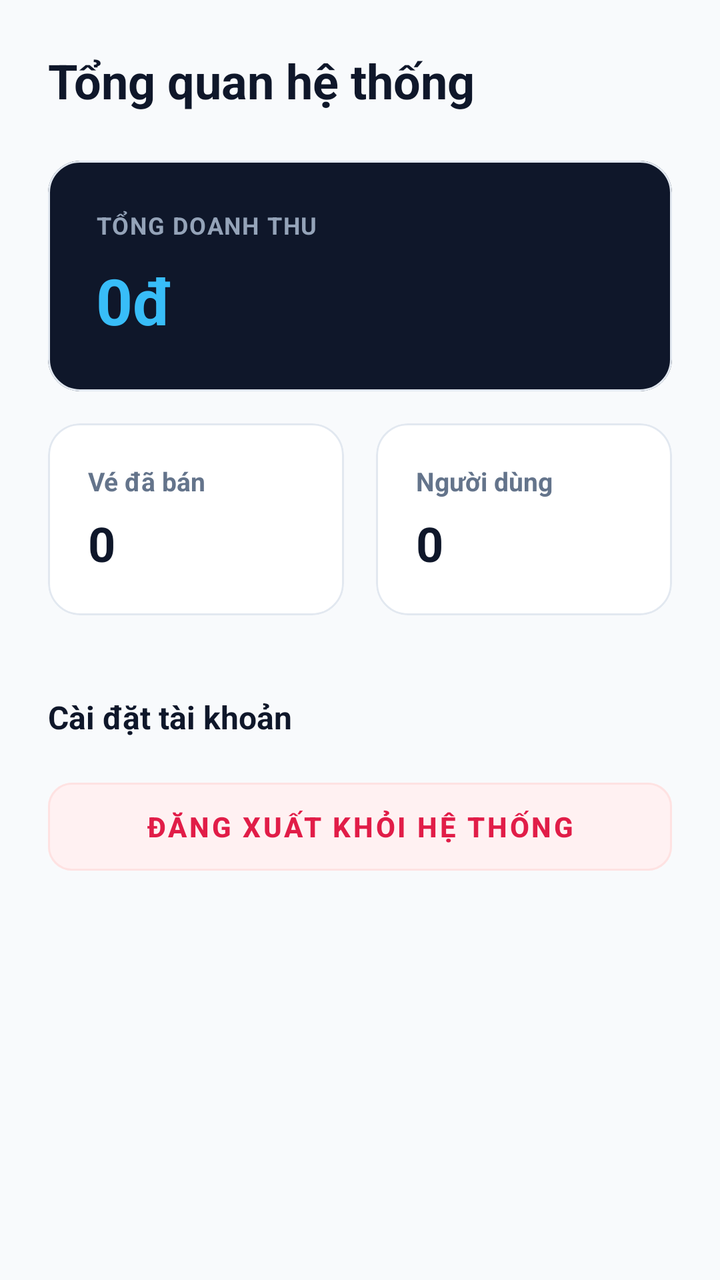
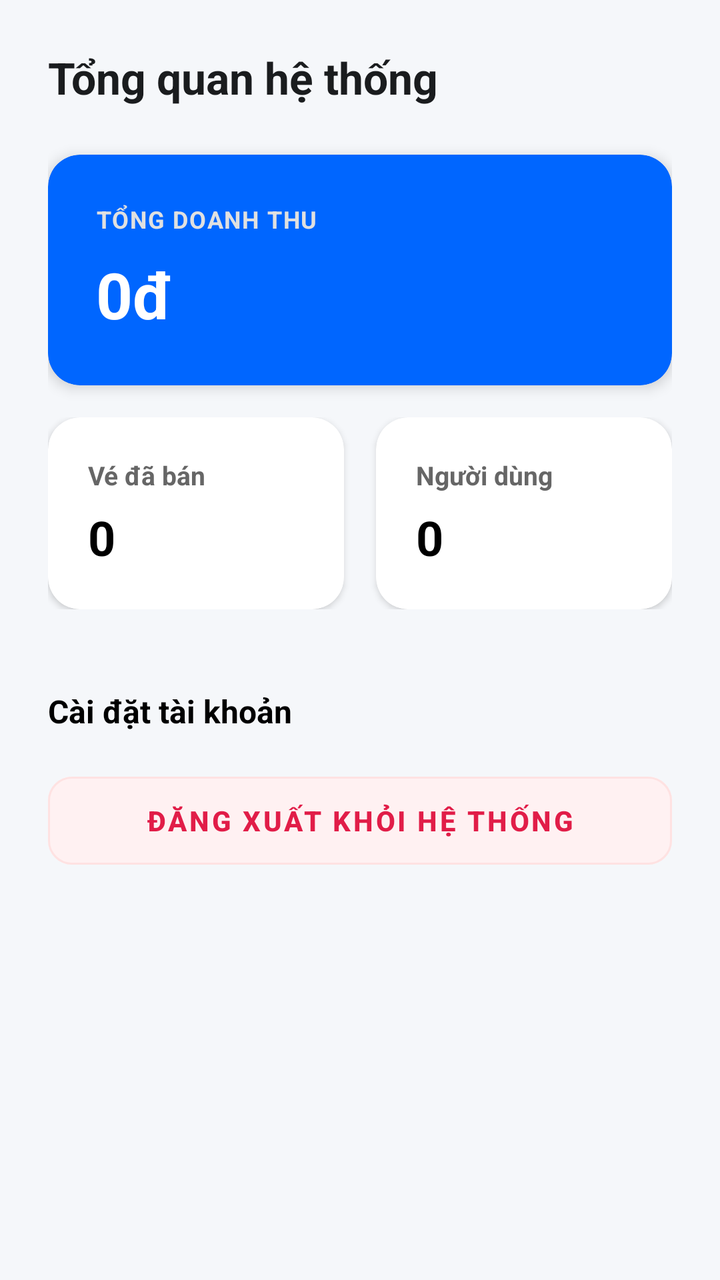

Two renders of the same Android screen: before a commit and after it. Below are the layout's source before the change and the commit's diff.
<!-- AndroidManifest.xml: application theme Theme.Event_management -->
<!-- res/layout/fragment_admin_dashboard.xml -->
<?xml version="1.0" encoding="utf-8"?>
<ScrollView xmlns:android="http://schemas.android.com/apk/res/android"
    xmlns:app="http://schemas.android.com/apk/res-auto"
    android:layout_width="match_parent"
    android:layout_height="match_parent"
    android:background="#F8FAFC"
    android:scrollbars="none">

    <LinearLayout
        android:layout_width="match_parent"
        android:layout_height="wrap_content"
        android:orientation="vertical"
        android:padding="24dp">

        <TextView
            android:layout_width="wrap_content"
            android:layout_height="wrap_content"
            android:text="Tổng quan hệ thống"
            android:textSize="24sp"
            android:textStyle="bold"
            android:textColor="#0F172A"
            android:layout_marginBottom="24dp"/>

        <com.google.android.material.card.MaterialCardView
            android:layout_width="match_parent"
            android:layout_height="wrap_content"
            android:layout_marginBottom="16dp"
            app:cardCornerRadius="16dp"
            app:cardElevation="0dp"
            app:strokeWidth="1dp"
            app:strokeColor="#E2E8F0"
            app:cardBackgroundColor="#0F172A"> <LinearLayout
            android:layout_width="match_parent"
            android:layout_height="wrap_content"
            android:orientation="vertical"
            android:padding="24dp">
            <TextView
                android:layout_width="wrap_content"
                android:layout_height="wrap_content"
                android:text="TỔNG DOANH THU"
                android:textColor="#94A3B8"
                android:textStyle="bold"
                android:textSize="12sp"
                android:letterSpacing="0.05"/>
            <TextView
                android:id="@+id/tvAdminTotalRevenue"
                android:layout_width="wrap_content"
                android:layout_height="wrap_content"
                android:text="0đ"
                android:textSize="32sp"
                android:textStyle="bold"
                android:textColor="#38BDF8"
                android:layout_marginTop="8dp"/>
        </LinearLayout>
        </com.google.android.material.card.MaterialCardView>

        <LinearLayout
            android:layout_width="match_parent"
            android:layout_height="wrap_content"
            android:orientation="horizontal">

            <com.google.android.material.card.MaterialCardView
                android:layout_width="0dp"
                android:layout_height="wrap_content"
                android:layout_weight="1"
                android:layout_marginEnd="8dp"
                app:cardCornerRadius="16dp"
                app:cardElevation="0dp"
                app:strokeWidth="1dp"
                app:strokeColor="#E2E8F0"
                app:cardBackgroundColor="#FFFFFF">
                <LinearLayout
                    android:layout_width="match_parent"
                    android:layout_height="wrap_content"
                    android:orientation="vertical"
                    android:padding="20dp">
                    <TextView
                        android:layout_width="wrap_content"
                        android:layout_height="wrap_content"
                        android:text="Vé đã bán"
                        android:textColor="#64748B"
                        android:textStyle="bold"
                        android:textSize="13sp"/>
                    <TextView
                        android:id="@+id/tvAdminTotalTickets"
                        android:layout_width="wrap_content"
                        android:layout_height="wrap_content"
                        android:text="0"
                        android:textSize="24sp"
                        android:textStyle="bold"
                        android:textColor="#0F172A"
                        android:layout_marginTop="6dp"/>
                </LinearLayout>
            </com.google.android.material.card.MaterialCardView>

            <com.google.android.material.card.MaterialCardView
                android:layout_width="0dp"
                android:layout_height="wrap_content"
                android:layout_weight="1"
                android:layout_marginStart="8dp"
                app:cardCornerRadius="16dp"
                app:cardElevation="0dp"
                app:strokeWidth="1dp"
                app:strokeColor="#E2E8F0"
                app:cardBackgroundColor="#FFFFFF">
                <LinearLayout
                    android:layout_width="match_parent"
                    android:layout_height="wrap_content"
                    android:orientation="vertical"
                    android:padding="20dp">
                    <TextView
                        android:layout_width="wrap_content"
                        android:layout_height="wrap_content"
                        android:text="Người dùng"
                        android:textColor="#64748B"
                        android:textStyle="bold"
                        android:textSize="13sp"/>
                    <TextView
                        android:id="@+id/tvAdminTotalUsers"
                        android:layout_width="wrap_content"
                        android:layout_height="wrap_content"
                        android:text="0"
                        android:textSize="24sp"
                        android:textStyle="bold"
                        android:textColor="#0F172A"
                        android:layout_marginTop="6dp"/>
                </LinearLayout>
            </com.google.android.material.card.MaterialCardView>
        </LinearLayout>

        <TextView
            android:layout_width="wrap_content"
            android:layout_height="wrap_content"
            android:text="Cài đặt tài khoản"
            android:textSize="16sp"
            android:textStyle="bold"
            android:textColor="#0F172A"
            android:layout_marginTop="40dp"
            android:layout_marginBottom="16dp"/>

        <com.google.android.material.button.MaterialButton
            android:id="@+id/btnAdminLogout"
            android:layout_width="match_parent"
            android:layout_height="56dp"
            android:text="Đăng xuất khỏi hệ thống"
            android:backgroundTint="#FFF1F2"
            android:textColor="#E11D48"
            android:textStyle="bold"
            app:strokeColor="#FEE2E2"
            app:strokeWidth="1dp"
            app:cornerRadius="12dp"
            style="@style/Widget.MaterialComponents.Button.OutlinedButton"/>

    </LinearLayout>
</ScrollView>
<!-- resources referenced by this layout -->
<resources>
  <style name="Theme.Event_management" parent="Base.Theme.Event_management" />
  <style name="Base.Theme.Event_management" parent="Theme.Material3.DayNight.NoActionBar">
          <item name="colorPrimary">#0066FF</item> <item name="android:statusBarColor">#FFFFFF</item> <item name="android:windowLightStatusBar">true</item> </style>
</resources>

<!-- the commit's change to res/layout/fragment_admin_dashboard.xml (unified diff, before → after) -->
@@ -3,7 +3,7 @@
     xmlns:app="http://schemas.android.com/apk/res-auto"
     android:layout_width="match_parent"
     android:layout_height="match_parent"
-    android:background="#F8FAFC"
+    android:background="#F5F7FA"
     android:scrollbars="none">
 
     <LinearLayout
@@ -16,9 +16,9 @@
             android:layout_width="wrap_content"
             android:layout_height="wrap_content"
             android:text="Tổng quan hệ thống"
-            android:textSize="24sp"
+            android:textSize="22sp"
             android:textStyle="bold"
-            android:textColor="#0F172A"
+            android:textColor="#1A1C1E"
             android:layout_marginBottom="24dp"/>
 
         <com.google.android.material.card.MaterialCardView
@@ -26,10 +26,9 @@
             android:layout_height="wrap_content"
             android:layout_marginBottom="16dp"
             app:cardCornerRadius="16dp"
-            app:cardElevation="0dp"
-            app:strokeWidth="1dp"
-            app:strokeColor="#E2E8F0"
-            app:cardBackgroundColor="#0F172A"> <LinearLayout
+            app:cardElevation="4dp"
+            app:strokeWidth="0dp"
+            app:cardBackgroundColor="#0066FF"> <LinearLayout
             android:layout_width="match_parent"
             android:layout_height="wrap_content"
             android:orientation="vertical"
@@ -38,7 +37,7 @@
                 android:layout_width="wrap_content"
                 android:layout_height="wrap_content"
                 android:text="TỔNG DOANH THU"
-                android:textColor="#94A3B8"
+                android:textColor="#E0E0E0"
                 android:textStyle="bold"
                 android:textSize="12sp"
                 android:letterSpacing="0.05"/>
@@ -49,7 +48,7 @@
                 android:text="0đ"
                 android:textSize="32sp"
                 android:textStyle="bold"
-                android:textColor="#38BDF8"
+                android:textColor="#FFFFFF"
                 android:layout_marginTop="8dp"/>
         </LinearLayout>
         </com.google.android.material.card.MaterialCardView>
@@ -65,9 +64,8 @@
                 android:layout_weight="1"
                 android:layout_marginEnd="8dp"
                 app:cardCornerRadius="16dp"
-                app:cardElevation="0dp"
-                app:strokeWidth="1dp"
-                app:strokeColor="#E2E8F0"
+                app:cardElevation="2dp"
+                app:strokeWidth="0dp"
                 app:cardBackgroundColor="#FFFFFF">
                 <LinearLayout
                     android:layout_width="match_parent"
@@ -78,7 +76,7 @@
                         android:layout_width="wrap_content"
                         android:layout_height="wrap_content"
                         android:text="Vé đã bán"
-                        android:textColor="#64748B"
+                        android:textColor="#666666"
                         android:textStyle="bold"
                         android:textSize="13sp"/>
                     <TextView
@@ -88,7 +86,7 @@
                         android:text="0"
                         android:textSize="24sp"
                         android:textStyle="bold"
-                        android:textColor="#0F172A"
+                        android:textColor="#000000"
                         android:layout_marginTop="6dp"/>
                 </LinearLayout>
             </com.google.android.material.card.MaterialCardView>
@@ -99,9 +97,8 @@
                 android:layout_weight="1"
                 android:layout_marginStart="8dp"
                 app:cardCornerRadius="16dp"
-                app:cardElevation="0dp"
-                app:strokeWidth="1dp"
-                app:strokeColor="#E2E8F0"
+                app:cardElevation="2dp"
+                app:strokeWidth="0dp"
                 app:cardBackgroundColor="#FFFFFF">
                 <LinearLayout
                     android:layout_width="match_parent"
@@ -112,7 +109,7 @@
                         android:layout_width="wrap_content"
                         android:layout_height="wrap_content"
                         android:text="Người dùng"
-                        android:textColor="#64748B"
+                        android:textColor="#666666"
                         android:textStyle="bold"
                         android:textSize="13sp"/>
                     <TextView
@@ -122,7 +119,7 @@
                         android:text="0"
                         android:textSize="24sp"
                         android:textStyle="bold"
-                        android:textColor="#0F172A"
+                        android:textColor="#000000"
                         android:layout_marginTop="6dp"/>
                 </LinearLayout>
             </com.google.android.material.card.MaterialCardView>
@@ -134,7 +131,7 @@
             android:text="Cài đặt tài khoản"
             android:textSize="16sp"
             android:textStyle="bold"
-            android:textColor="#0F172A"
+            android:textColor="#000000"
             android:layout_marginTop="40dp"
             android:layout_marginBottom="16dp"/>
 
